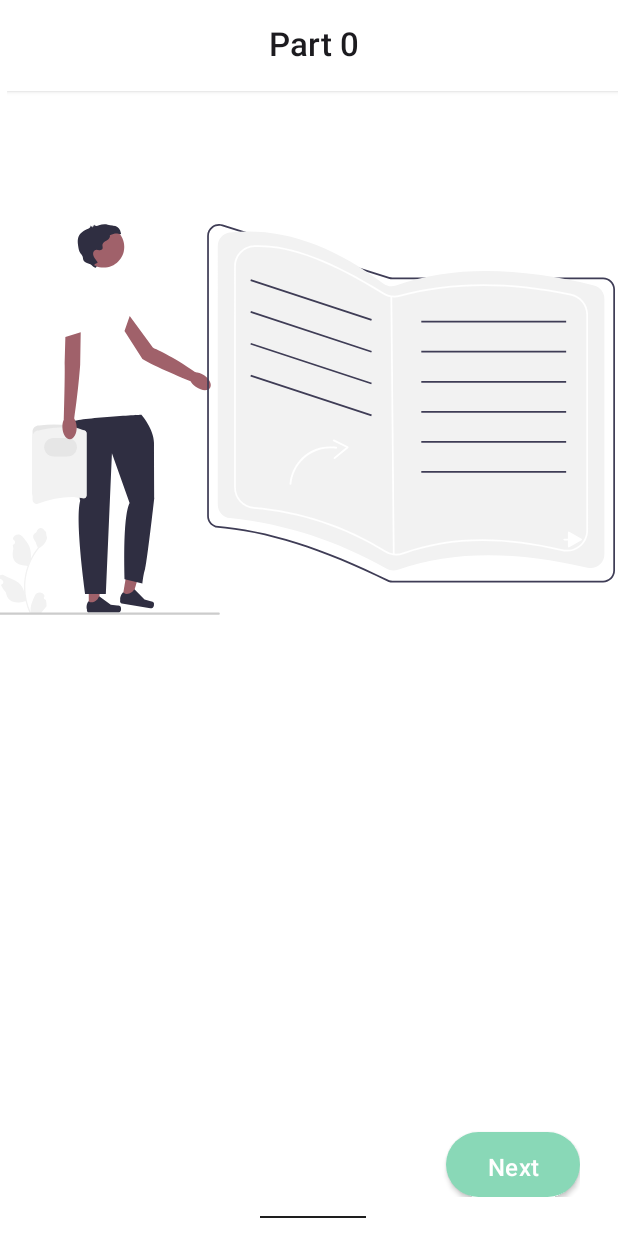
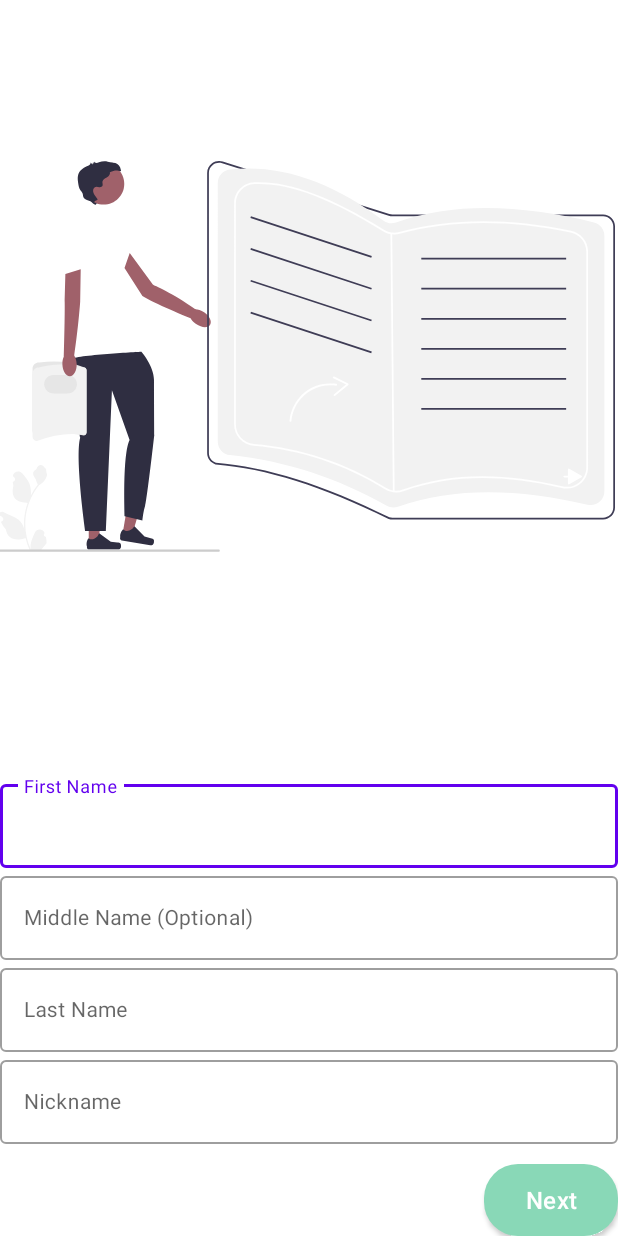
Before and after one commit to Detective-Khalifah/GradTrack, an Android app: the SignUpScreenZeroActivity screen opened directly, with no data from a screen before it, on a phone screen of 412 x 824 dp. Run offline under Robolectric (Android 15) with nearby library versions, the phone set to English and light mode, and no system bars; our stand-ins replace data binding; 3 statements that could not run were skipped.

Commit message:
Use Outlined Text Fields in activity_enrollment_screen_zero.xml, activity_sign_up_screen_zero.xml Set boxStrokeColor & hintTextColor of the TextInputLayout (in activity_enrollment_screen_zero.xml to black) -- it doesn't show otherwise

```diff
--- a/app/src/main/java/com/blogspot/thengnet/modules/signupscreenzero/ui/SignUpScreenZeroActivity.kt
+++ b/app/src/main/java/com/blogspot/thengnet/modules/signupscreenzero/ui/SignUpScreenZeroActivity.kt
@@ -18,24 +18,24 @@ class SignUpScreenZeroActivity :
 
   override fun onInitialized(): Unit {
     viewModel.navArguments = intent.extras?.getBundle("bundle")
-    val listlabeltextAdapter =
-    ListlabeltextAdapter(viewModel.listlabeltextList.value?:mutableListOf())
-    binding.recyclerListlabeltext.adapter = listlabeltextAdapter
-    listlabeltextAdapter.setOnItemClickListener(
-    object : ListlabeltextAdapter.OnItemClickListener {
-      override fun onItemClick(view:View, position:Int, item : ListlabeltextRowModel) {
-        onClickRecyclerListlabeltext(view, position, item)
-      }
-    }
-    )
-    viewModel.listlabeltextList.observe(this) {
-      listlabeltextAdapter.updateData(it)
-    }
+//    val listlabeltextAdapter =
+//    ListlabeltextAdapter(viewModel.listlabeltextList.value?:mutableListOf())
+////    binding.recyclerListlabeltext.adapter = listlabeltextAdapter
+//    listlabeltextAdapter.setOnItemClickListener(
+//    object : ListlabeltextAdapter.OnItemClickListener {
+//      override fun onItemClick(view:View, position:Int, item : ListlabeltextRowModel) {
+//        onClickRecyclerListlabeltext(view, position, item)
+//      }
+//    }
+//    )
+//    viewModel.listlabeltextList.observe(this) {
+//      listlabeltextAdapter.updateData(it)
+//    }
     binding.signUpScreenZeroVM = viewModel
   }
 
   override fun setUpClicks(): Unit {
-    binding.btnPartZero.setOnClickListener {
+    binding.btnNext.setOnClickListener {
       val destIntent = SignUpScreenOneActivity.getIntent(this, null)
       startActivity(destIntent)
     }
--- a/app/src/main/res/layout/activity_enrollment_screen_zero.xml
+++ b/app/src/main/res/layout/activity_enrollment_screen_zero.xml
@@ -45,10 +45,19 @@
             app:layout_constraintStart_toStartOf="parent"
             app:layout_constraintTop_toBottomOf="@id/imageGroupSix">
 
+            <!-- TODO: Find the issue (in coloring) causing outlined Text Field to be invisible when
+                    device is in Dark Mode; temporary fix is to use "gray_800" color in
+                    "boxStrokeColor", "hintTextColor" & "endIconTint" app attributes -->
             <com.google.android.material.textfield.TextInputLayout
+                style="@style/Widget.MaterialComponents.TextInputLayout.OutlinedBox"
                 android:layout_width="@dimen/_180pxh"
                 android:layout_height="@dimen/_56pxv"
                 android:hint="@string/lbl_enrollment_code"
+                android:layout_margin="@dimen/_8pxh"
+                app:boxStrokeColor="@color/gray_800"
+                app:hintTextColor="@color/gray_800"
+                app:endIconTint="@color/gray_800"
+                app:placeholderTextColor="@color/gray_800"
                 app:endIconMode="clear_text">
 
                 <com.google.android.material.textfield.TextInputEditText
--- a/app/src/main/res/layout/activity_sign_up_screen_zero.xml
+++ b/app/src/main/res/layout/activity_sign_up_screen_zero.xml
@@ -1,96 +1,180 @@
 <?xml version="1.0" encoding="UTF-8"?>
 <layout xmlns:android="http://schemas.android.com/apk/res/android"
-    xmlns:app="http://schemas.android.com/apk/res-auto" xmlns:tools="http://schemas.android.com/tools">
+    xmlns:app="http://schemas.android.com/apk/res-auto"
+    xmlns:tools="http://schemas.android.com/tools">
+
     <data>
-        <variable name="signUpScreenZeroVM" type="com.blogspot.thengnet.modules.signupscreenzero.data.viewmodel.SignUpScreenZeroVM"/>
+
+        <variable
+            name="signUpScreenZeroVM"
+            type="com.blogspot.thengnet.modules.signupscreenzero.data.viewmodel.SignUpScreenZeroVM" />
     </data>
-    <FrameLayout android:id="@+id/frameSignUpScreen"
+
+    <androidx.constraintlayout.widget.ConstraintLayout
+        android:id="@+id/frameSignUpScreen"
+        style="@style/groupStylewhite_A700"
+        android:layout_width="match_parent"
+        android:layout_height="match_parent">
+
+        <!-- TODO: Display in Appbar instead -->
+<!--        <androidx.appcompat.widget.AppCompatButton-->
+<!--            android:id="@+id/btnPartZero"-->
+<!--            style="@style/btnSolid"-->
+<!--            android:layout_width="match_parent"-->
+<!--            android:layout_height="wrap_content"-->
+<!--            android:ellipsize="end"-->
+<!--            android:gravity="center"-->
+<!--            android:lineSpacingExtra="@dimen/_4pxh"-->
+<!--            android:singleLine="true"-->
+<!--            android:text="@string/lbl_part_0"-->
+<!--            android:textAllCaps="false"-->
+<!--            app:layout_constraintEnd_toEndOf="parent"-->
+<!--            app:layout_constraintStart_toStartOf="parent"-->
+<!--            app:layout_constraintTop_toTopOf="parent"-->
+<!--            tools:text="@string/lbl_part_0" />-->
+
+        <ScrollView
+            android:layout_width="match_parent"
             android:layout_height="match_parent"
-        android:layout_width="match_parent" style="@style/groupStylewhite_A700">
-        <LinearLayout android:id="@+id/linearBiodata0Input"
+            app:layout_constraintBottom_toBottomOf="parent"
+            app:layout_constraintEnd_toEndOf="parent"
+            app:layout_constraintStart_toStartOf="parent"
+            app:layout_constraintTop_toTopOf="parent">
+
+            <LinearLayout
+                android:id="@+id/linearBiodata0Input"
+                android:layout_width="match_parent"
+                android:layout_height="wrap_content"
                 android:layout_gravity="bottom|center"
+                android:orientation="vertical">
+
+                <TextView
+                    android:id="@+id/txtSignUp"
+                    style="@style/txtRobotoromancondensedblack36"
+                    android:layout_width="wrap_content"
                     android:layout_height="wrap_content"
-            android:layout_marginBottom="@dimen/_24pxv"
-            android:layout_marginEnd="@dimen/_22pxh"
-            android:layout_marginStart="@dimen/_22pxh"
-            android:layout_marginTop="@dimen/_24pxv"
-            android:layout_width="match_parent" android:orientation="vertical">
-            <androidx.recyclerview.widget.RecyclerView
-                android:gravity="start"
-                android:id="@+id/recyclerListlabeltext"
-                android:layout_height="wrap_content"
-                android:layout_marginEnd="@dimen/_10pxh"
-                android:layout_width="match_parent"
-                android:orientation="vertical"
-                app:layoutManager="androidx.recyclerview.widget.LinearLayoutManager"
-                itemSpace="@{@dimen/_20pxh}" tools:itemCount="4" tools:listitem="@layout/row_listlabeltext"/>
-            <androidx.appcompat.widget.AppCompatButton
-                android:ellipsize="end" android:gravity="center"
-                android:id="@+id/btnNext" android:layout_gravity="end"
-                android:layout_height="@dimen/_40pxv"
-                android:layout_marginStart="@dimen/_10pxh"
-                android:layout_marginTop="@dimen/_12pxv"
-                android:layout_width="@dimen/_78pxh"
-                android:letterSpacing="0.01"
-                android:lineSpacingExtra="@dimen/_3pxh"
-                android:paddingBottom="@dimen/_11pxv"
-                android:paddingEnd="@dimen/_24pxh"
-                android:paddingStart="@dimen/_24pxh"
-                android:paddingTop="@dimen/_11pxv"
-                android:singleLine="true"
-                android:text="@string/lbl_next"
-                android:textAllCaps="false"
-                style="@style/btnSolidRounded" tools:text="@string/lbl_next"/>
-        </LinearLayout>
-        <ImageView android:id="@+id/imageUndrawbooksre"
-            android:layout_gravity="top|center"
-            android:layout_height="@dimen/_228pxh"
-            android:layout_marginBottom="@dimen/_137pxv"
-            android:layout_marginEnd="@dimen/_1pxh"
-            android:layout_marginTop="@dimen/_137pxv"
-            android:layout_width="@dimen/_359pxh"
-            android:scaleType="fitXY"
-            android:src="@drawable/img_undrawbooksre"
-            tools:ignore="ContentDescription" tools:src="@drawable/img_undrawbooksre"/>
-        <TextView android:ellipsize="end" android:id="@+id/txtSignUp"
                     android:layout_gravity="top|start"
-            android:layout_height="wrap_content"
-            android:layout_marginBottom="@dimen/_61pxv"
-            android:layout_marginEnd="@dimen/_44pxh"
                     android:layout_marginStart="@dimen/_44pxh"
                     android:layout_marginTop="@dimen/_61pxv"
-            android:layout_width="wrap_content"
+                    android:layout_marginEnd="@dimen/_44pxh"
+                    android:layout_marginBottom="@dimen/_61pxv"
+                    android:ellipsize="end"
                     android:letterSpacing="0.02"
                     android:lineSpacingExtra="@dimen/_7pxh"
                     android:singleLine="true"
                     android:text="@{signUpScreenZeroVM.signUpScreenZeroModel.txtSignUp}"
-            style="@style/txtRobotoromancondensedblack36" tools:text="@string/lbl_sign_up"/>
-        <LinearLayout android:id="@+id/linearColumnpartZero"
-            android:layout_gravity="center"
+                    tools:text="@string/lbl_sign_up" />
+
+                <ImageView
+                    android:id="@+id/imageUndrawbooksre"
+                    android:layout_width="@dimen/_359pxh"
+                    android:layout_height="@dimen/_228pxh"
+                    android:layout_gravity="top|center"
+                    android:layout_marginTop="@dimen/_137pxv"
+                    android:layout_marginEnd="@dimen/_1pxh"
+                    android:layout_marginBottom="@dimen/_137pxv"
+                    android:scaleType="fitXY"
+                    android:src="@drawable/img_undrawbooksre"
+                    tools:ignore="ContentDescription"
+                    tools:src="@drawable/img_undrawbooksre" />
+
+                <com.google.android.material.textfield.TextInputLayout
+                    android:layout_width="match_parent"
+                    android:layout_height="@dimen/_56pxv"
+                    android:hint="@string/lbl_first_name"
+                    app:endIconMode="clear_text"
+                    style="@style/Widget.MaterialComponents.TextInputLayout.OutlinedBox">
+
+                    <com.google.android.material.textfield.TextInputEditText
+                        style="@style/txtRobotoregular12"
+                        android:layout_width="match_parent"
+                        android:layout_height="match_parent"
+                        android:inputType="text|textCapCharacters"
+                        android:letterSpacing="0.02"
+                        android:lineSpacingExtra="@dimen/_3pxh"
+                        android:singleLine="true"
+                        android:textAlignment="center"
+                        android:textAllCaps="true"
+                        android:textStyle="bold" />
+                </com.google.android.material.textfield.TextInputLayout>
+
+                <com.google.android.material.textfield.TextInputLayout
+                    android:layout_width="match_parent"
+                    android:layout_height="@dimen/_56pxv"
+                    android:hint="@string/lbl_middle_name"
+                    app:endIconMode="clear_text"
+                    style="@style/Widget.MaterialComponents.TextInputLayout.OutlinedBox">
+
+                    <com.google.android.material.textfield.TextInputEditText
+                        style="@style/txtRobotoregular12"
+                        android:layout_width="match_parent"
+                        android:layout_height="match_parent"
+                        android:inputType="text|textCapCharacters"
+                        android:letterSpacing="0.02"
+                        android:lineSpacingExtra="@dimen/_3pxh"
+                        android:singleLine="true"
+                        android:textAlignment="center"
+                        android:textAllCaps="true"
+                        android:textStyle="bold" />
+                </com.google.android.material.textfield.TextInputLayout>
+
+                <com.google.android.material.textfield.TextInputLayout
+                    android:layout_width="match_parent"
+                    android:layout_height="@dimen/_56pxv"
+                    android:hint="@string/lbl_last_name"
+                    app:endIconMode="clear_text"
+                    style="@style/Widget.MaterialComponents.TextInputLayout.OutlinedBox">
+
+                    <com.google.android.material.textfield.TextInputEditText
+                        style="@style/txtRobotoregular12"
+                        android:layout_width="match_parent"
+                        android:layout_height="match_parent"
+                        android:inputType="text|textCapCharacters"
+                        android:letterSpacing="0.02"
+                        android:lineSpacingExtra="@dimen/_3pxh"
+                        android:singleLine="true"
+                        android:textAlignment="center"
+                        android:textAllCaps="true"
+                        android:textStyle="bold" />
+                </com.google.android.material.textfield.TextInputLayout>
+
+                <com.google.android.material.textfield.TextInputLayout
+                    android:layout_width="match_parent"
+                    android:layout_height="@dimen/_56pxv"
+                    android:hint="@string/lbl_nickname"
+                    app:endIconMode="clear_text"
+                    style="@style/Widget.MaterialComponents.TextInputLayout.OutlinedBox">
+
+                    <com.google.android.material.textfield.TextInputEditText
+                        style="@style/txtRobotoregular12"
+                        android:layout_width="match_parent"
+                        android:layout_height="match_parent"
+                        android:inputType="text|textCapCharacters"
+                        android:letterSpacing="0.02"
+                        android:lineSpacingExtra="@dimen/_3pxh"
+                        android:singleLine="true"
+                        android:textAlignment="center"
+                        android:textAllCaps="true"
+                        android:textStyle="bold" />
+                </com.google.android.material.textfield.TextInputLayout>
+
+                <androidx.appcompat.widget.AppCompatButton
+                    android:id="@+id/btnNext"
+                    style="@style/btnSolidRounded"
+                    android:layout_width="@dimen/_78pxh"
                     android:layout_height="wrap_content"
-            android:layout_marginBottom="@dimen/_7pxv"
-            android:layout_marginStart="@dimen/_3pxh"
-            android:layout_width="match_parent" android:orientation="vertical">
-            <androidx.appcompat.widget.AppCompatButton
-                android:ellipsize="end" android:gravity="center"
-                android:id="@+id/btnPartZero"
-                android:layout_height="wrap_content"
-                android:layout_width="match_parent"
-                android:lineSpacingExtra="@dimen/_4pxh"
-                android:paddingBottom="@dimen/_16pxv"
-                android:paddingEnd="@dimen/_30pxh"
-                android:paddingStart="@dimen/_30pxh"
-                android:paddingTop="@dimen/_16pxv"
+                    android:layout_gravity="end"
+                    android:layout_marginStart="@dimen/_10pxh"
+                    android:layout_marginTop="@dimen/_12pxv"
+                    android:ellipsize="end"
+                    android:gravity="center"
+                    android:letterSpacing="0.01"
+                    android:lineSpacingExtra="@dimen/_3pxh"
                     android:singleLine="true"
-                android:text="@string/lbl_part_0"
-                android:textAllCaps="false" style="@style/btnSolid" tools:text="@string/lbl_part_0"/>
-            <View android:background="@drawable/rectangle_bg_gray_900"
-                android:id="@+id/lineHome"
-                android:layout_gravity="center_horizontal"
-                android:layout_height="@dimen/_1pxv"
-                android:layout_marginEnd="@dimen/_145pxh"
-                android:layout_marginStart="@dimen/_145pxh"
-                android:layout_marginTop="@dimen/_688pxv" android:layout_width="@dimen/_62pxh"/>
+                    android:text="@string/lbl_next"
+                    android:textAllCaps="false"
+                    tools:text="@string/lbl_next" />
             </LinearLayout>
-    </FrameLayout>
+        </ScrollView>
+    </androidx.constraintlayout.widget.ConstraintLayout>
 </layout>
--- a/app/src/main/res/values-night/themes.xml
+++ b/app/src/main/res/values-night/themes.xml
@@ -1,4 +1,5 @@
 <resources xmlns:tools="http://schemas.android.com/tools">
+    <!-- TODO: Customise to fit dark mode -->
     <!-- Base application theme. -->
     <style name="Theme.MyApp" parent="Theme.MaterialComponents.DayNight.NoActionBar">
         <!-- Primary brand color. -->
--- a/app/src/main/res/values/strings.xml
+++ b/app/src/main/res/values/strings.xml
@@ -18,7 +18,14 @@
     <string name="msg_binary_computin">Binary Computing</string>
     <string name="lbl_reset_password">Reset Password</string>
     <string name="lbl_courses">Courses</string>
+
+    <!-- Sign Up Form 0-->
     <string name="lbl_first_name">First Name</string>
+    <string name="lbl_middle_name">Middle Name (Optional)</string>
+    <string name="lbl_last_name">Last Name</string>
+    <string name="lbl_nickname">Nickname</string>
+
+    <!-- Sign Up Form 1-->
     <string name="lbl_country">Country</string>
     <string name="lbl_confirm_e_mail">Confirm E-Mail</string>
     <string name="lbl_new_password">New Password</string>
@@ -41,7 +48,6 @@
     <string name="lbl_label">Label</string>
     <string name="lbl_to"> to </string>
     <string name="lbl_to_sign_up"> to sign up.</string>
-    <string name="lbl_last_name">Last Name</string>
     <string name="lbl_gender">Gender</string>
     <string name="lbl_click">\? Click </string>
     <string name="msg_don_t_have_an_a2">Don\u2019t have an account? Click </string>
@@ -93,7 +99,6 @@ Morbi in in facilisis adipiscing pulvinar et placerat. Cras.</string>
     <string name="msg_registration_nu">Registration Number</string>
     <string name="msg_student_school">student@school.name.com</string>
     <string name="msg_didn_t_receive">Didn\u2019t receive OTP? Click here to resend.</string>
-    <string name="lbl_nickname">Nickname</string>
     <string name="lbl_csc106">CSC106</string>
     <string name="lbl_enrollment_code">Enrollment Code</string>
     <string name="lbl_csc105">CSC105</string>
```
Lines whose indentation alone changed are shown as unchanged.
